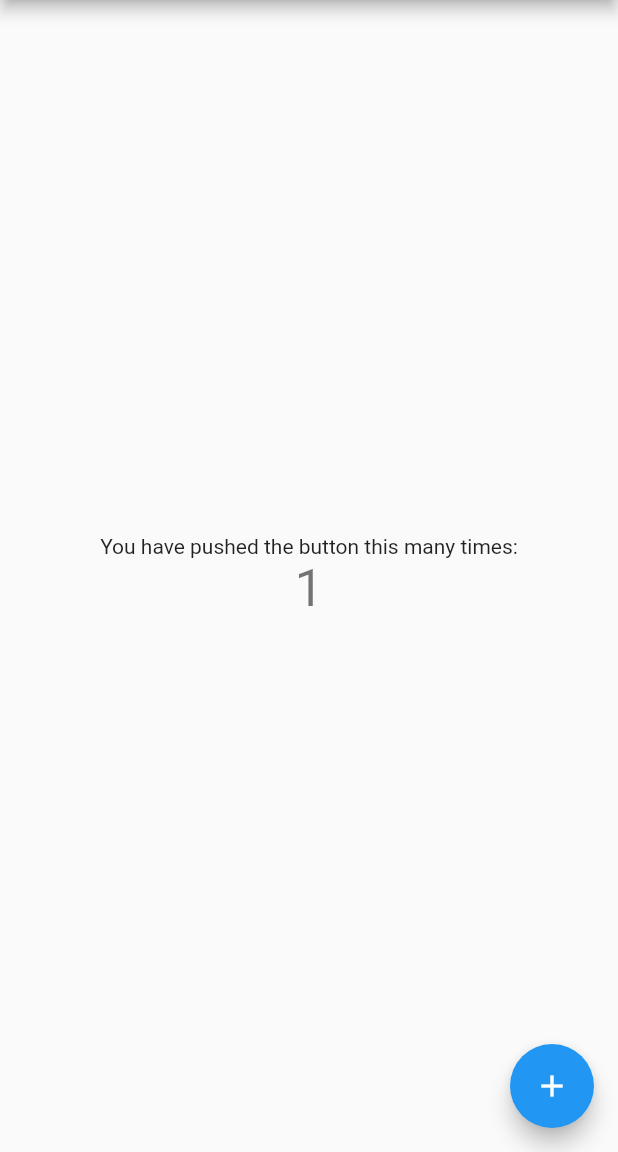
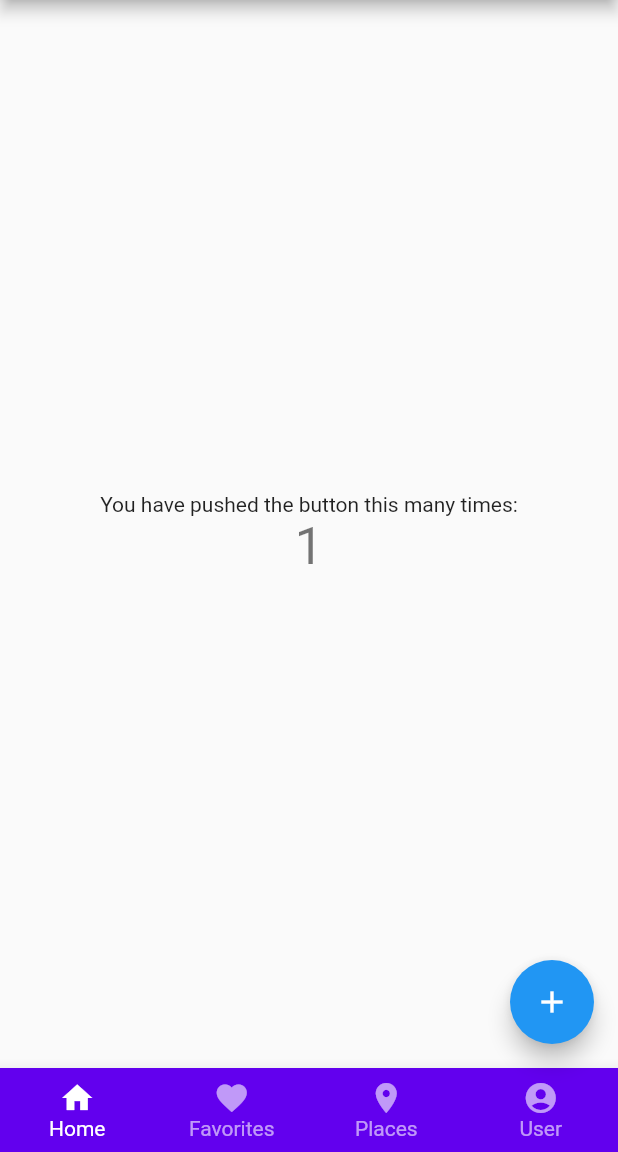
Before and after one commit to Maurice-Mbilia/HACK-F, a Flutter app: the screen it shows after launch, after a tap on the "add" icon, on a phone screen of 412 x 824 dp, the part 84-1236 px from its top. Run offline on Flutter 3.47's test engine with Material 2 defaults, Android fonts, the phone set to English and light mode, and no system bars.

```diff
--- a/lib/main.dart
+++ b/lib/main.dart
@@ -49,6 +49,7 @@ class MyHomePage extends StatefulWidget {
 
 class _MyHomePageState extends State<MyHomePage> {
   int _counter = 0;
+  int _currentIndex = 0;
 
   void _incrementCounter() {
     setState(() {
@@ -110,6 +111,37 @@ class _MyHomePageState extends State<MyHomePage> {
         tooltip: 'Increment',
         child: const Icon(Icons.add),
       ), // This trailing comma makes auto-formatting nicer for build methods.
+      bottomNavigationBar: BottomNavigationBar(
+        type: BottomNavigationBarType.fixed,
+        currentIndex: _currentIndex,
+        backgroundColor: const Color(0xFF6200EE),
+        selectedItemColor: Colors.white,
+        unselectedItemColor: Colors.white.withOpacity(.6),
+        selectedFontSize: 14,
+        unselectedFontSize: 14,
+        onTap: (value) {
+          // Respond to item press.
+          setState(() => _currentIndex = value);
+        },
+        items: const [
+          BottomNavigationBarItem(
+            label: 'Home',
+            icon: Icon(Icons.home),
+          ),
+          BottomNavigationBarItem(
+            label: 'Favorites',
+            icon: Icon(Icons.favorite),
+          ),
+          BottomNavigationBarItem(
+            label: 'Places',
+            icon: Icon(Icons.location_on),
+          ),
+          BottomNavigationBarItem(
+            label: 'User',
+            icon: Icon(Icons.account_circle_rounded),
+          ),
+        ],
+      ),
     );
   }
 }
```
